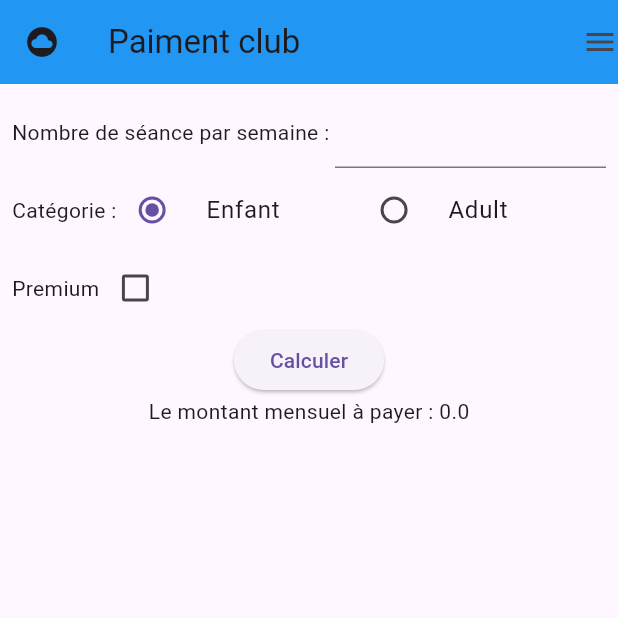
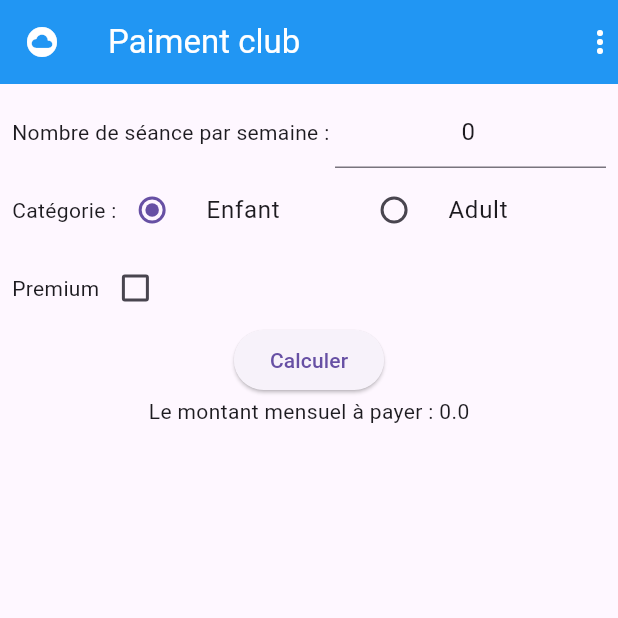
Before and after one commit to oughzal/DEVOAM_M208, a Flutter app: the screen it shows after launch, on a phone screen of 412 x 824 dp, the top half of it. Run offline on Flutter 3.47's test engine with Material 3 defaults, Android fonts, the light colour scheme and no system bars.

Commit message:
Intial Commit

```diff
--- a/lib/main.dart
+++ b/lib/main.dart
@@ -17,27 +17,29 @@ class _EFFState extends State<EFF> {
   String? _categorie = "Enfant";
   bool _checked = false;
   double _total=0.0;
-  TextEditingController _controller = TextEditingController();
+  final TextEditingController _controller = TextEditingController(text: "0");
 
   @override
   Widget build(BuildContext context) {
     return MaterialApp(
+      debugShowCheckedModeBanner: false,
       title: "EFF 2023",
       home: Scaffold(
         appBar: AppBar(
+
           backgroundColor: Colors.blue,
-          leading: Icon(Icons.cloud_circle),
-          title: Text("Paiment club"),
+          leading: const Icon(Icons.cloud_circle, color: Colors.white,),
+          title: const Text("Paiment club",style: TextStyle(color: Colors.white),),
           actions: [
-            Icon(Icons.menu)
+            Icon(Icons.more_vert,color: Colors.white,)
           ],
         ),
-        drawer: Drawer(
+        drawer: const Drawer(
 
-          child: Text("Drawer"),
+          child: const Text("Drawer"),
         ),
         body: Padding(
-          padding: EdgeInsets.all(8.0),
+          padding: const EdgeInsets.all(8.0),
           child: Column(
             children: [
               Row(
@@ -47,6 +49,7 @@ class _EFFState extends State<EFF> {
                       child: TextField(
                         controller: _controller,
                       keyboardType: TextInputType.number,
+                        textAlign: TextAlign.center,
 
                   )),
                 ],
```
